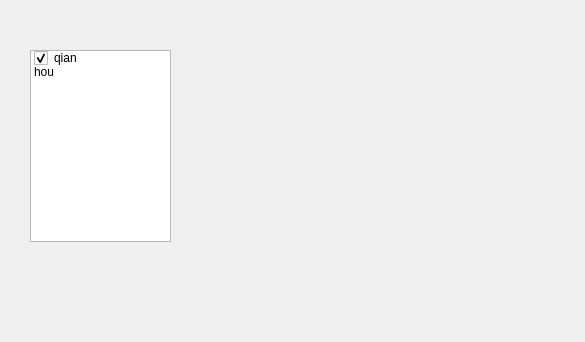
The window that Main/Camera_Test/camera_list_form.ui (519984307/Container_Multiple_Channels_20200522) describes before a commit, drawn with Qt 5.
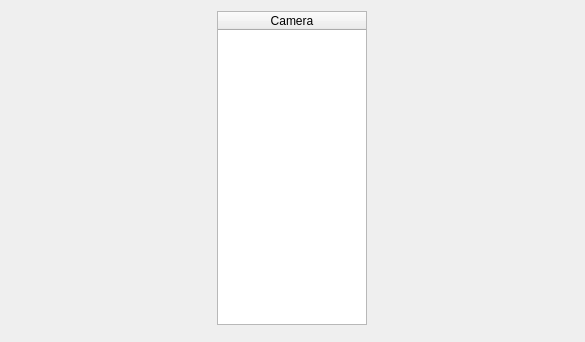
The same window after the commit.

```diff
--- a/Main/Camera_Test/camera_list_form.ui
+++ b/Main/Camera_Test/camera_list_form.ui
@@ -13,32 +13,47 @@
   <property name="windowTitle">
    <string>Form</string>
   </property>
-  <widget class="QListWidget" name="listWidget">
-   <property name="geometry">
-    <rect>
-     <x>30</x>
-     <y>50</y>
-     <width>141</width>
-     <height>192</height>
-    </rect>
-   </property>
-   <property name="selectionRectVisible">
-    <bool>false</bool>
-   </property>
-   <item>
-    <property name="text">
-     <string>qian</string>
-    </property>
-    <property name="checkState">
-     <enum>Checked</enum>
-    </property>
+  <layout class="QGridLayout" name="gridLayout_2">
+   <item row="0" column="0">
+    <widget class="QTreeWidget" name="CameraList">
+     <property name="enabled">
+      <bool>true</bool>
+     </property>
+     <property name="sizePolicy">
+      <sizepolicy hsizetype="Expanding" vsizetype="Expanding">
+       <horstretch>0</horstretch>
+       <verstretch>0</verstretch>
+      </sizepolicy>
+     </property>
+     <property name="minimumSize">
+      <size>
+       <width>0</width>
+       <height>0</height>
+      </size>
+     </property>
+     <property name="maximumSize">
+      <size>
+       <width>150</width>
+       <height>16777215</height>
+      </size>
+     </property>
+     <property name="editTriggers">
+      <set>QAbstractItemView::EditKeyPressed|QAbstractItemView::SelectedClicked</set>
+     </property>
+     <column>
+      <property name="text">
+       <string>Camera</string>
+      </property>
+      <property name="textAlignment">
+       <set>AlignCenter</set>
+      </property>
+     </column>
+    </widget>
    </item>
-   <item>
-    <property name="text">
-     <string>hou</string>
-    </property>
+   <item row="0" column="1" rowspan="2">
+    <layout class="QGridLayout" name="gridLayout"/>
    </item>
-  </widget>
+  </layout>
  </widget>
  <resources/>
  <connections/>
```
